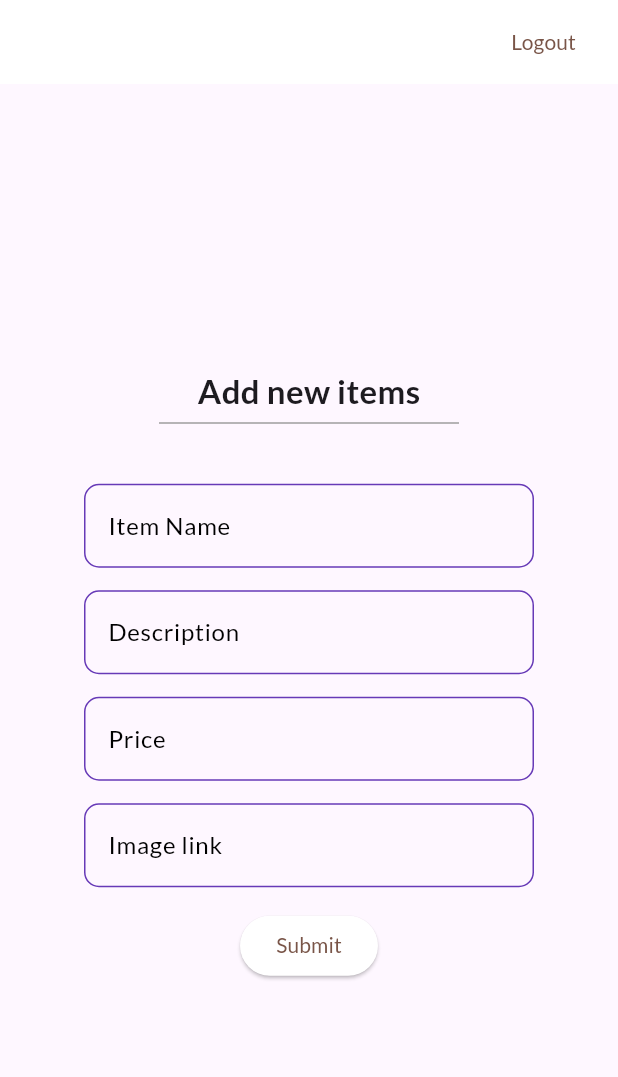
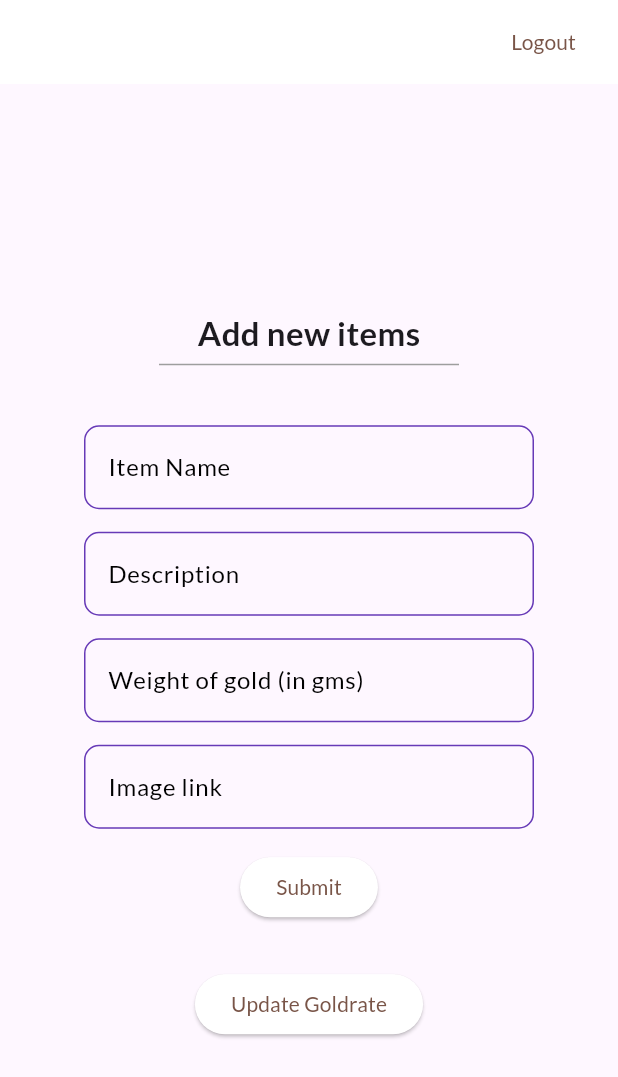
Before and after one commit to yuvjeeth/jewellery_app, a Flutter app: the AdminPortal screen opened directly, on a phone screen of 412 x 824 dp. Shown: the top 1077 px of the screen. Run offline on Flutter 3.47's test engine with Material 3 defaults, Android fonts, the light colour scheme and no system bars; our stand-ins replace cloud_firestore, confetti, firebase_auth, firebase_core, font_awesome_flutter, google_fonts; accounts and stored records are empty.

Commit message:
Gold rate fetch and upload. Calculate price based on current gold rate and formula. Added dialogue box to final

```diff
--- a/lib/main.dart
+++ b/lib/main.dart
@@ -2,7 +2,7 @@ import 'package:firebase_core/firebase_core.dart';
 import 'package:flutter/foundation.dart';
 import 'package:flutter/material.dart';
 import 'package:google_fonts/google_fonts.dart';
-
+import 'package:jewellery_app/views/admin_portal.dart';
 import 'package:jewellery_app/views/welcome_screen.dart';
 import 'package:jewellery_app/views/wishlist.dart';
 
@@ -42,7 +42,21 @@ class MyApp extends StatelessWidget {
       title: 'Jewellery Store',
       theme: _buildTheme(Brightness.light),
       debugShowCheckedModeBanner: false,
-      home: const Wishlist(),
+      home: const AdminPortal(),
     );
   }
 }
+
+
+/*
+To Do:
+
+Add option for daily gold rate, and change price after calculating formula
+gold rate+making charges()+gst (3%)
+0-1gm - 600 , 1-2gm - 550 , 2-4gm - 500 , 4gm and above 450 per gram
+
+Add a dialogue box to confirm the wishlist items
+
+Add something else if sort doesnt work
+
+*/
--- a/lib/views/admin_portal.dart
+++ b/lib/views/admin_portal.dart
@@ -1,3 +1,5 @@
+import 'dart:convert';
+import 'package:http/http.dart' as http;
 import 'package:cloud_firestore/cloud_firestore.dart';
 import 'package:flutter/foundation.dart';
 import 'package:flutter/material.dart';
@@ -12,7 +14,7 @@ class AdminPortal extends StatefulWidget {
 
 class _AdminPortalState extends State<AdminPortal> {
   TextEditingController name = TextEditingController();
-  TextEditingController price = TextEditingController();
+  TextEditingController weight = TextEditingController();
   TextEditingController description = TextEditingController();
   TextEditingController imageLink = TextEditingController();
 
@@ -121,7 +123,7 @@ class _AdminPortalState extends State<AdminPortal> {
                 height: 15,
               ),
               TextField(
-                controller: price,
+                controller: weight,
                 keyboardType: TextInputType.emailAddress,
                 decoration: const InputDecoration(
                   border: OutlineInputBorder(
@@ -143,7 +145,7 @@ class _AdminPortalState extends State<AdminPortal> {
                     borderSide: BorderSide(color: Colors.deepPurple),
                   ),
                   floatingLabelStyle: TextStyle(color: Colors.deepPurple),
-                  labelText: 'Price',
+                  labelText: 'Weight of gold (in gms)',
                 ),
               ),
               const SizedBox(
@@ -182,7 +184,7 @@ class _AdminPortalState extends State<AdminPortal> {
                 onPressed: () async {
                   if (name.text == '' ||
                       description.text == '' ||
-                      price.text == '' ||
+                      weight.text == '' ||
                       imageLink.text == '') {
                     showDialog(
                       context: context,
@@ -211,7 +213,7 @@ class _AdminPortalState extends State<AdminPortal> {
                       Map<String, dynamic> data = {
                         'Item Name': name.text,
                         'Item Description': description.text,
-                        'Item Price': price.text,
+                        'Item Weight': weight.text,
                         'Item imageLink': imageLink.text,
                       };
 
@@ -241,7 +243,7 @@ class _AdminPortalState extends State<AdminPortal> {
 
                       name.clear();
                       description.clear();
-                      price.clear();
+                      weight.clear();
                       imageLink.clear();
                     } catch (error) {
                       if (kDebugMode) {
@@ -270,6 +272,56 @@ class _AdminPortalState extends State<AdminPortal> {
                 },
                 child: const Text('Submit'),
               ),
+              const SizedBox(
+                height: 30,
+              ),
+              ElevatedButton(
+                onPressed: () async {
+                  const String apiKey = 'goldapi-d6zfrlpqsa4d3-io';
+
+                  // Make a GET request to the Gold API
+                  final response = await http.get(
+                    Uri.parse('https://www.goldapi.io/api/XAU/INR'),
+                    headers: {'x-access-token': apiKey},
+                  );
+
+                  if (response.statusCode == 200) {
+                    // Parse the JSON response
+                    final Map<String, dynamic> data =
+                        json.decode(response.body);
+
+                    // Extract the gold rate from the response
+                    final double goldRate = data['price_gram_24k'];
+
+                    // Update the data in Firebase collection 'gold price'
+                    try {
+                      await FirebaseFirestore.instance
+                          .collection('Daily Gold Rate')
+                          .doc('gold_rate')
+                          .set(
+                        {'rate': goldRate},
+                      );
+
+                      // Print a message to the console
+                      if (kDebugMode) {
+                        print('Gold rate updated in Firebase: $goldRate');
+                      }
+                    } catch (e) {
+                      // Handle error appropriately
+                      if (kDebugMode) {
+                        print('Error updating gold rate in Firebase: $e');
+                      }
+                    }
+                  } else {
+                    // Handle HTTP error
+                    if (kDebugMode) {
+                      print(
+                          'Error fetching gold rate from API. Status Code: ${response.statusCode}');
+                    }
+                  }
+                },
+                child: const Text('Update Goldrate'),
+              ),
             ],
           ),
         ),
--- a/lib/views/login_page.dart
+++ b/lib/views/login_page.dart
@@ -155,7 +155,9 @@ class _LoginPageState extends State<LoginPage> {
                       ),
                     ),
                   ),
-                  const SizedBox(height: 16),
+                  const SizedBox(
+                    height: 16,
+                  ),
                   ElevatedButton(
                     onPressed: _login,
                     child: const Text('Login'),
--- a/lib/views/product_catalog.dart
+++ b/lib/views/product_catalog.dart
@@ -254,7 +254,7 @@ class _ProductCatalog extends State<ProductCatalog> {
                       width: double.infinity,
                       title: doc['Item Name'],
                       description: doc['Item Description'],
-                      price: double.parse(doc['Item Price']),
+                      weight: double.parse(doc['Item Weight']),
                       imageURL: doc['Item imageLink'],
                     );
                   }).toList();
--- a/lib/views/signup_screen.dart
+++ b/lib/views/signup_screen.dart
@@ -71,7 +71,7 @@ class _SignupScreenState extends State<SignupScreen> {
         builder: (BuildContext context) {
           return AlertDialog(
             title: const Text('Error'),
-            content:  Text('$e'),
+            content: Text('$e'),
             actions: <Widget>[
               TextButton(
                 onPressed: () {
--- a/lib/widgets/product_entry.dart
+++ b/lib/widgets/product_entry.dart
@@ -8,7 +8,7 @@ class ProductEntry extends StatefulWidget {
 
   final String title;
   final String description;
-  final double price;
+  final double weight;
   final String imageURL;
   final double height;
   final double width;
@@ -17,7 +17,7 @@ class ProductEntry extends StatefulWidget {
     super.key,
     required this.title,
     required this.description,
-    required this.price,
+    required this.weight,
     required this.imageURL,
     this.height = 0,
     this.width = 0,
@@ -28,11 +28,51 @@ class _ProductEntry extends State<ProductEntry> {
   bool isMouseHover = false;
   bool addedToWishlist = false;
   late Future<bool> wishlistStatus;
+  double goldRate = 0.0;
 
   @override
   void initState() {
     super.initState();
     wishlistStatus = checkWishlistStatus();
+    fetchGoldRate();
+  }
+
+  Future<void> fetchGoldRate() async {
+    try {
+      var snapshot = await FirebaseFirestore.instance
+          .collection('Daily Gold Rate')
+          .doc(
+              'gold_rate') // Replace with the document ID or any method to fetch the gold rate
+          .get();
+
+      if (snapshot.exists) {
+        setState(() {
+          goldRate = snapshot['rate'];
+        });
+      }
+    } catch (e) {
+      print('Error fetching gold rate: $e');
+    }
+  }
+
+  double calculateFinalAmount() {
+    // Assuming GST is standard at 3%
+    const gstRate = 3;
+
+    double makingCharges = 0.0;
+    if (widget.weight <= 1) {
+      makingCharges = 600;
+    } else if (widget.weight <= 2) {
+      makingCharges = 550;
+    } else if (widget.weight <= 4) {
+      makingCharges = 500;
+    } else {
+      makingCharges = 450 * widget.weight;
+    }
+
+    double gstAmount = (goldRate + makingCharges) * (gstRate / 100);
+
+    return goldRate + makingCharges + gstAmount;
   }
 
   // Function to check if the item is already in the Wishlist
@@ -57,7 +97,7 @@ class _ProductEntry extends State<ProductEntry> {
       await FirebaseFirestore.instance.collection('Wishlist Items').add({
         'itemName': widget.title,
         'itemDesc': widget.description,
-        'itemPrice': widget.price,
+        'itemPrice': widget.weight,
         'itemlink': widget.imageURL,
       });
 
@@ -172,10 +212,10 @@ class _ProductEntry extends State<ProductEntry> {
                     Align(
                       alignment: const Alignment(-0.5, 0),
                       child: Text(
-                        "₹${widget.price}",
+                        "₹${calculateFinalAmount().toStringAsFixed(0)}",
                         style: GoogleFonts.aboreto(
                             textStyle: const TextStyle(
-                                fontSize: 26, fontWeight: FontWeight.bold)),
+                                fontSize: 28, fontWeight: FontWeight.bold)),
                       ),
                     ),
                     Align(
--- a/pubspec.yaml
+++ b/pubspec.yaml
@@ -43,6 +43,7 @@ dependencies:
   easy_search_bar: ^2.5.0
   firebase_auth: ^4.14.1
   confetti: ^0.7.0
+  http: ^1.1.0
 
 dev_dependencies:
   flutter_test:
```
Also changed, not shown: lib/views/wishlist.dart (+35 -16 lines), pubspec.lock, 1 other file.
